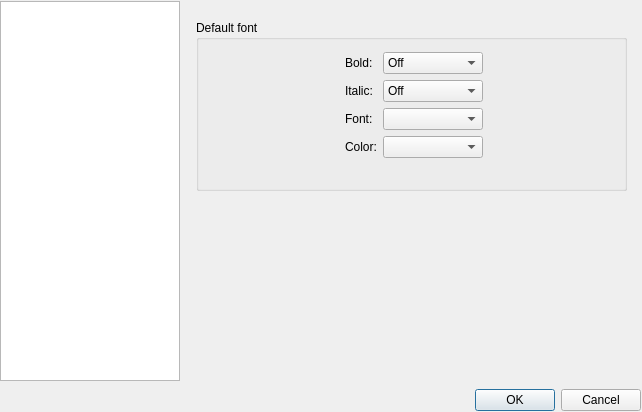
This is ui/options.ui in gitter-badger/simplechatclient as Qt 5 draws it before an edit. The edited form follows.
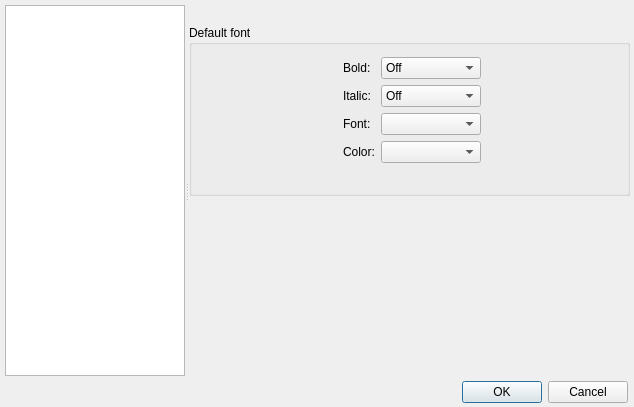
This is the edited form. The open tabs and pages were chosen to show the change. Icons and pictures are not drawn.

Commit message: fix options layout

```diff
--- a/ui/options.ui
+++ b/ui/options.ui
@@ -6,20 +6,20 @@
    <rect>
     <x>0</x>
     <y>0</y>
-    <width>642</width>
-    <height>412</height>
+    <width>634</width>
+    <height>407</height>
    </rect>
   </property>
   <property name="minimumSize">
    <size>
-    <width>642</width>
-    <height>412</height>
+    <width>634</width>
+    <height>407</height>
    </size>
   </property>
   <property name="maximumSize">
    <size>
-    <width>642</width>
-    <height>412</height>
+    <width>634</width>
+    <height>407</height>
    </size>
   </property>
   <property name="windowTitle">
@@ -29,19 +29,31 @@
    <iconset resource="../scc.qrc">
     <normaloff>:/images/logo_64.png</normaloff>:/images/logo_64.png</iconset>
   </property>
-  <widget class="QWidget" name="verticalLayoutWidget">
+  <widget class="QDialogButtonBox" name="buttonBox">
    <property name="geometry">
     <rect>
-     <x>0</x>
-     <y>0</y>
-     <width>641</width>
-     <height>411</height>
+     <x>7</x>
+     <y>380</y>
+     <width>621</width>
+     <height>25</height>
     </rect>
    </property>
-   <layout class="QVBoxLayout" name="verticalLayout">
-    <item>
-     <layout class="QHBoxLayout" name="horizontalLayout">
-      <item>
+   <property name="standardButtons">
+    <set>QDialogButtonBox::Cancel|QDialogButtonBox::Ok</set>
+   </property>
+  </widget>
+  <widget class="QSplitter" name="splitter">
+   <property name="geometry">
+    <rect>
+     <x>5</x>
+     <y>5</y>
+     <width>631</width>
+     <height>371</height>
+    </rect>
+   </property>
+   <property name="orientation">
+    <enum>Qt::Horizontal</enum>
+   </property>
        <widget class="QTreeWidget" name="treeWidget_options">
         <property name="maximumSize">
          <size>
@@ -79,10 +91,6 @@
          </property>
         </column>
        </widget>
-      </item>
-      <item>
-       <layout class="QVBoxLayout" name="verticalLayout_5">
-        <item>
          <widget class="QStackedWidget" name="stackedWidget">
           <property name="currentIndex">
            <number>0</number>
@@ -330,9 +338,9 @@
            <widget class="QGroupBox" name="groupBox_my_font">
             <property name="geometry">
              <rect>
-              <x>10</x>
+        <x>0</x>
               <y>20</y>
-              <width>431</width>
+        <width>441</width>
               <height>171</height>
              </rect>
             </property>
@@ -344,7 +352,7 @@
               <rect>
                <x>20</x>
                <y>9</y>
-               <width>391</width>
+         <width>401</width>
                <height>151</height>
               </rect>
              </property>
@@ -882,25 +890,6 @@
            </widget>
           </widget>
          </widget>
-        </item>
-       </layout>
-      </item>
-     </layout>
-    </item>
-    <item>
-     <widget class="QDialogButtonBox" name="buttonBox">
-      <property name="orientation">
-       <enum>Qt::Horizontal</enum>
-      </property>
-      <property name="standardButtons">
-       <set>QDialogButtonBox::Cancel|QDialogButtonBox::Ok</set>
-      </property>
-      <property name="centerButtons">
-       <bool>false</bool>
-      </property>
-     </widget>
-    </item>
-   </layout>
   </widget>
  </widget>
  <resources>
```
Left out of the diff: 47 changed lines with no effect on the pictures. Lines whose indentation alone changed are shown as unchanged. The commit also changes 1 other file.
